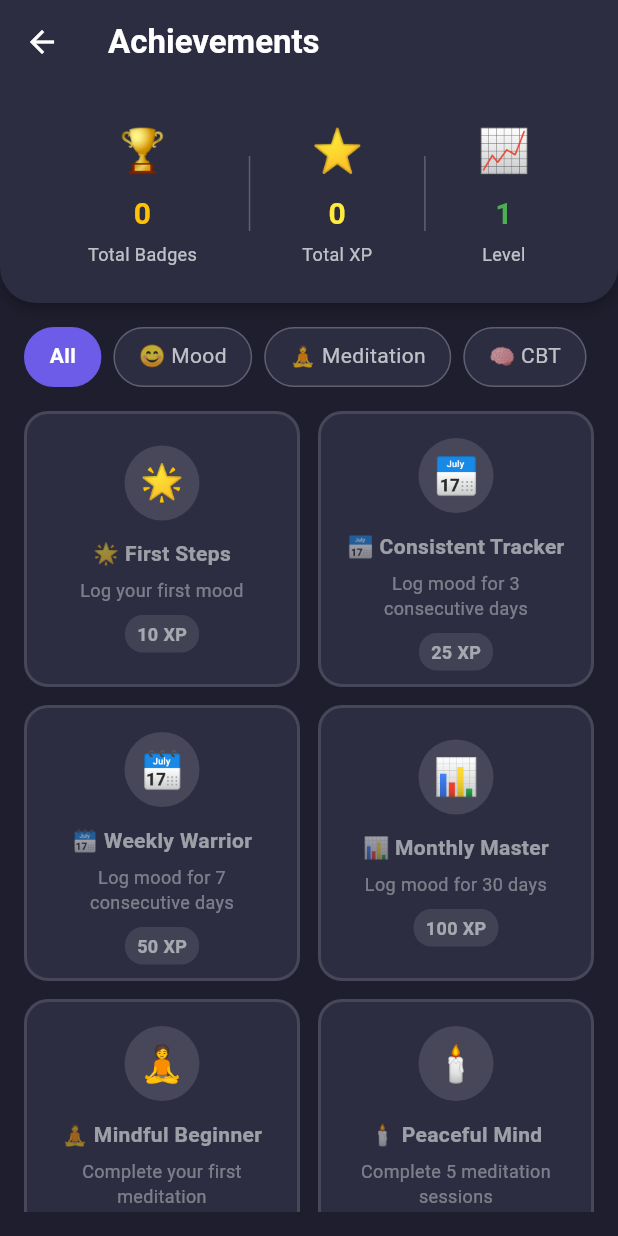
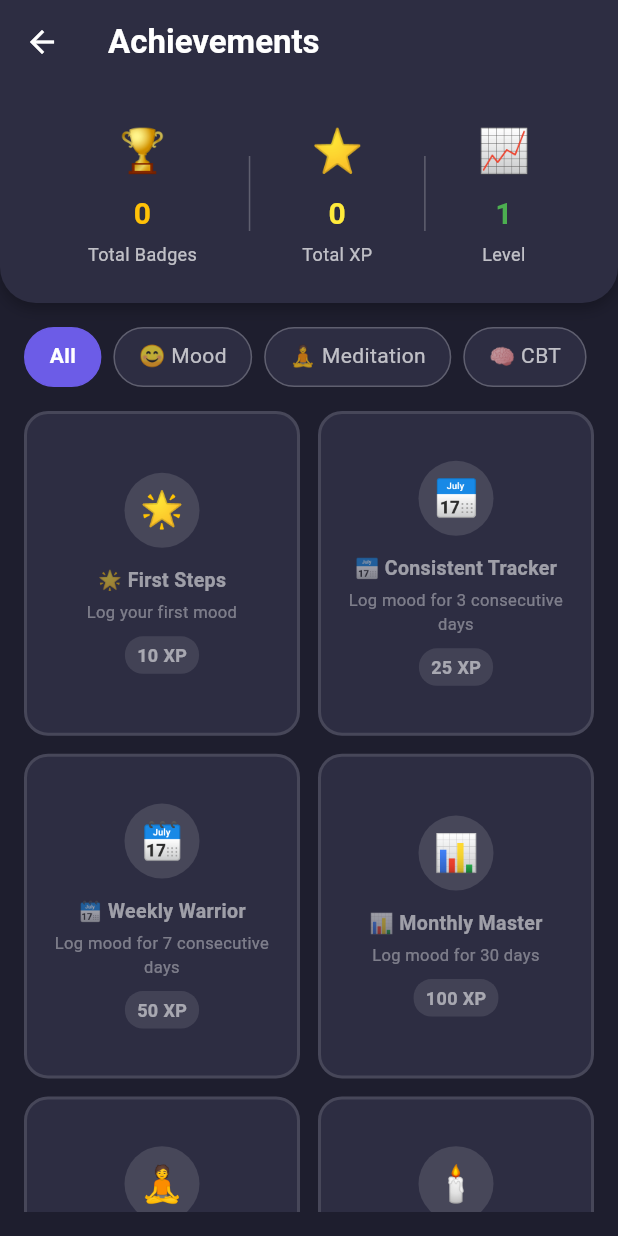
Before and after one commit to brow51wss/mindspace, a Flutter app: the AchievementSystemScreen screen opened directly, on a phone screen of 412 x 824 dp. Run offline on Flutter 3.47's test engine with Material 3 defaults, Android fonts, the phone set to English and light mode, and no system bars; our stand-ins replace cloud_firestore, firebase_analytics, firebase_auth, firebase_core, package_info_plus, shared_preferences; accounts and stored records are empty.

Commit message:
fixed Acheivemnts layout

```diff
--- a/mindspace_flutter/lib/screens/achievement_system_screen.dart
+++ b/mindspace_flutter/lib/screens/achievement_system_screen.dart
@@ -152,7 +152,7 @@ class _AchievementSystemScreenState extends State<AchievementSystemScreen> {
                 crossAxisCount: 2,
                 crossAxisSpacing: 12,
                 mainAxisSpacing: 12,
-                childAspectRatio: 1.0,
+                childAspectRatio: 0.85,
               ),
               itemCount: achievements.length,
               itemBuilder: (context, index) {
@@ -247,29 +247,33 @@ class _AchievementSystemScreenState extends State<AchievementSystemScreen> {
           const SizedBox(height: 12),
 
           // Achievement title
-          Text(
+          Flexible(
+            child: Text(
               achievement.title,
               style: TextStyle(
                 color: achievement.isUnlocked ? Colors.white : Colors.white54,
-              fontSize: 14,
+                fontSize: 13,
                 fontWeight: FontWeight.bold,
               ),
               textAlign: TextAlign.center,
               maxLines: 2,
               overflow: TextOverflow.ellipsis,
             ),
-          const SizedBox(height: 6),
+          ),
+          const SizedBox(height: 4),
 
           // Achievement description
-          Text(
+          Flexible(
+            child: Text(
               achievement.description,
               style: TextStyle(
                 color: achievement.isUnlocked ? Colors.white70 : Colors.white38,
-              fontSize: 12,
+                fontSize: 11,
               ),
               textAlign: TextAlign.center,
-            maxLines: 2,
+              maxLines: 3,
               overflow: TextOverflow.ellipsis,
+            ),
           ),
           const SizedBox(height: 8),
 
@@ -296,13 +300,15 @@ class _AchievementSystemScreenState extends State<AchievementSystemScreen> {
 
           // Unlock date if unlocked
           if (achievement.isUnlocked && achievement.unlockedDate != null) ...[
-            const SizedBox(height: 4),
+            const SizedBox(height: 2),
             Text(
               'Unlocked ${_formatDate(achievement.unlockedDate!)}',
               style: const TextStyle(
                 color: Colors.white54,
-                fontSize: 10,
+                fontSize: 9,
               ),
+              maxLines: 1,
+              overflow: TextOverflow.ellipsis,
             ),
           ],
         ],
--- a/mindspace_flutter/pubspec.yaml
+++ b/mindspace_flutter/pubspec.yaml
@@ -16,7 +16,7 @@ publish_to: 'none' # Remove this line if you wish to publish to pub.dev
 # https://developer.apple.com/library/archive/documentation/General/Reference/InfoPlistKeyReference/Articles/CoreFoundationKeys.html
 # In Windows, build-name is used as the major, minor, and patch parts
 # of the product and file versions while build-number is used as the build suffix.
-version: 1.6.1+6
+version: 1.6.2+7
 
 environment:
   sdk: ^3.8.1
```
Lines whose indentation alone changed are shown as unchanged.
